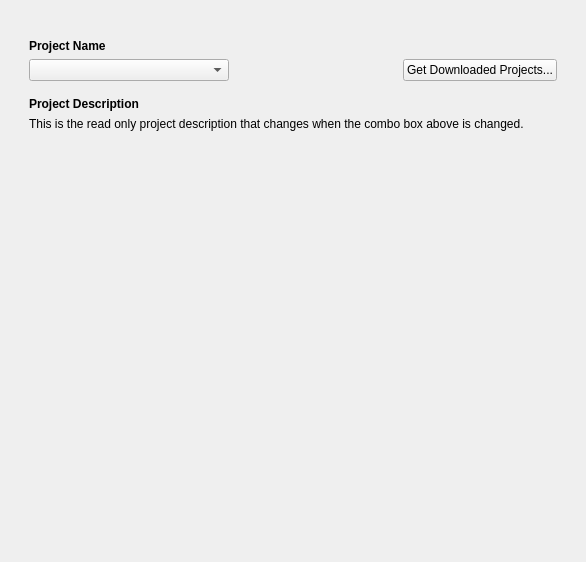
Old version of the form cadasta/gui/ui/wizard/step_project_update01.ui in the repository Cadasta/cadasta-qgis-plugin.
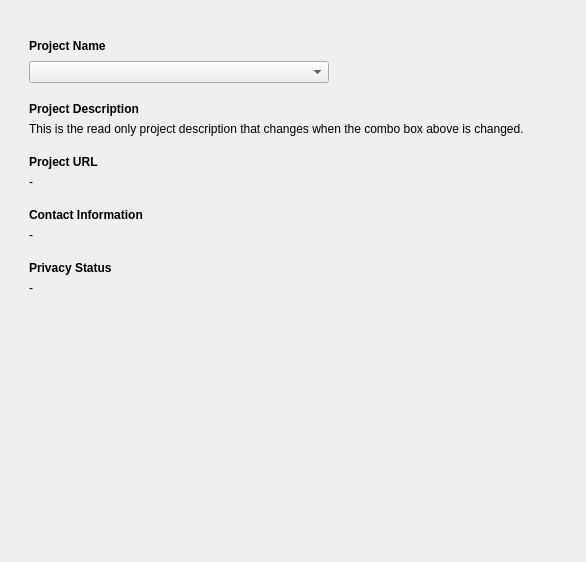
New version of the form.

Commit message:
Get downloaded project automatically in update menu (#164)
* Get downloaded project automatically in update menu

* Fix test

Patch:
```diff
--- a/cadasta/gui/ui/wizard/step_project_update01.ui
+++ b/cadasta/gui/ui/wizard/step_project_update01.ui
@@ -84,12 +84,37 @@
            <widget class="QComboBox" name="project_combo_box">
             <property name="minimumSize">
              <size>
-              <width>200</width>
+              <width>300</width>
               <height>0</height>
              </size>
             </property>
            </widget>
           </item>
+          <item>
+           <widget class="QLabel" name="throbber_loader">
+            <property name="sizePolicy">
+             <sizepolicy hsizetype="Preferred" vsizetype="Preferred">
+              <horstretch>27</horstretch>
+              <verstretch>27</verstretch>
+             </sizepolicy>
+            </property>
+            <property name="minimumSize">
+             <size>
+              <width>27</width>
+              <height>27</height>
+             </size>
+            </property>
+            <property name="maximumSize">
+             <size>
+              <width>27</width>
+              <height>27</height>
+             </size>
+            </property>
+            <property name="text">
+             <string/>
+            </property>
+           </widget>
+          </item>
           <item>
            <spacer name="horizontalSpacer_2">
             <property name="orientation">
@@ -103,16 +128,6 @@
             </property>
            </spacer>
           </item>
-          <item>
-           <widget class="QPushButton" name="get_available_projects_button">
-            <property name="cursor">
-             <cursorShape>OpenHandCursor</cursorShape>
-            </property>
-            <property name="text">
-             <string>Get Downloaded Projects...</string>
-            </property>
-           </widget>
-          </item>
          </layout>
         </item>
         <item>
@@ -154,6 +169,114 @@
           </property>
          </widget>
         </item>
+        <item>
+         <spacer name="verticalSpacer_4">
+          <property name="orientation">
+           <enum>Qt::Vertical</enum>
+          </property>
+          <property name="sizeType">
+           <enum>QSizePolicy::Minimum</enum>
+          </property>
+          <property name="sizeHint" stdset="0">
+           <size>
+            <width>20</width>
+            <height>13</height>
+           </size>
+          </property>
+         </spacer>
+        </item>
+        <item>
+         <widget class="QLabel" name="label_3">
+          <property name="font">
+           <font>
+            <weight>75</weight>
+            <bold>true</bold>
+           </font>
+          </property>
+          <property name="text">
+           <string>Project URL</string>
+          </property>
+         </widget>
+        </item>
+        <item>
+         <widget class="QLabel" name="project_url_label">
+          <property name="text">
+           <string>-</string>
+          </property>
+         </widget>
+        </item>
+        <item>
+         <spacer name="verticalSpacer_5">
+          <property name="orientation">
+           <enum>Qt::Vertical</enum>
+          </property>
+          <property name="sizeType">
+           <enum>QSizePolicy::Maximum</enum>
+          </property>
+          <property name="sizeHint" stdset="0">
+           <size>
+            <width>20</width>
+            <height>13</height>
+           </size>
+          </property>
+         </spacer>
+        </item>
+        <item>
+         <widget class="QLabel" name="label_5">
+          <property name="font">
+           <font>
+            <weight>75</weight>
+            <bold>true</bold>
+           </font>
+          </property>
+          <property name="text">
+           <string>Contact Information</string>
+          </property>
+         </widget>
+        </item>
+        <item>
+         <widget class="QLabel" name="contact_information_label">
+          <property name="text">
+           <string>-</string>
+          </property>
+         </widget>
+        </item>
+        <item>
+         <spacer name="verticalSpacer_6">
+          <property name="orientation">
+           <enum>Qt::Vertical</enum>
+          </property>
+          <property name="sizeType">
+           <enum>QSizePolicy::Minimum</enum>
+          </property>
+          <property name="sizeHint" stdset="0">
+           <size>
+            <width>20</width>
+            <height>13</height>
+           </size>
+          </property>
+         </spacer>
+        </item>
+        <item>
+         <widget class="QLabel" name="label_7">
+          <property name="font">
+           <font>
+            <weight>75</weight>
+            <bold>true</bold>
+           </font>
+          </property>
+          <property name="text">
+           <string>Privacy Status</string>
+          </property>
+         </widget>
+        </item>
+        <item>
+         <widget class="QLabel" name="privacy_status_label">
+          <property name="text">
+           <string>-</string>
+          </property>
+         </widget>
+        </item>
         <item>
          <spacer name="verticalSpacer">
           <property name="orientation">
```
The commit also changes 3 other files.
